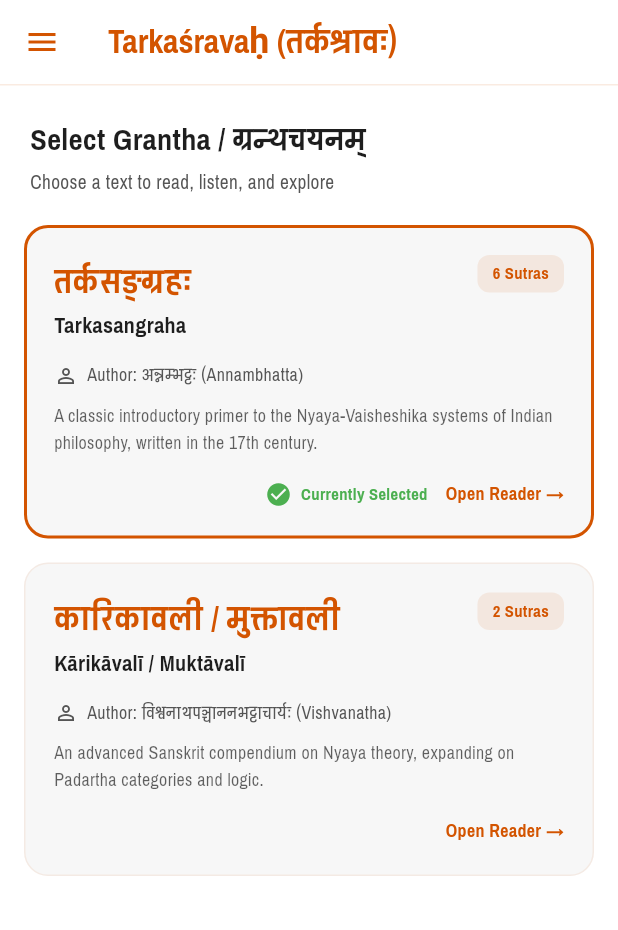
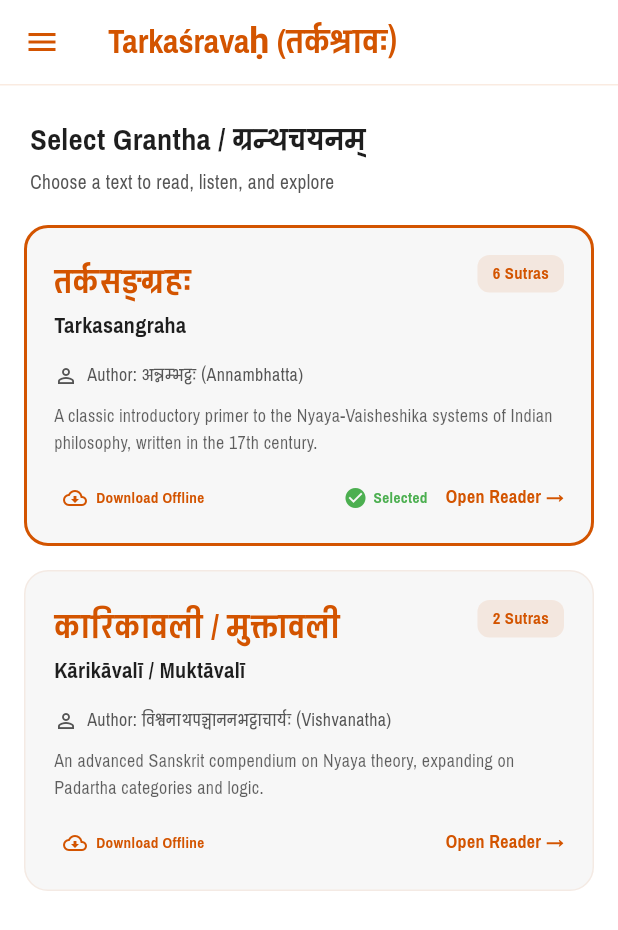
Before and after one commit to hangaritsch/tarkasravah, a Flutter app: the first screen one second after launch, on a phone screen of 412 x 824 dp. Shown: the top 930 px of the screen. Run offline on Flutter 3.47's test engine with Material 3 defaults, Android fonts, the phone set to English and light mode, and no system bars; our stand-ins replace audioplayers.

Commit message:
Implement per-Grantha downloads, landing page with OS detection, CDN sync fix, and offline warning alerts

```diff
--- a/lib/screens/grantha_list_screen.dart
+++ b/lib/screens/grantha_list_screen.dart
@@ -2,6 +2,7 @@ import 'package:flutter/material.dart';
 import 'package:provider/provider.dart';
 import '../providers/reader_provider.dart';
 import '../widgets/app_drawer.dart';
+import '../widgets/offline_warning_banner.dart';
 import 'library_screen.dart';
 
 class GranthaListScreen extends StatelessWidget {
@@ -77,6 +78,7 @@ class GranthaListScreen extends StatelessWidget {
               : Column(
                   crossAxisAlignment: CrossAxisAlignment.start,
                   children: [
+                    const OfflineWarningBanner(),
                     Padding(
                       padding: const EdgeInsets.fromLTRB(20, 20, 20, 10),
                       child: Column(
@@ -215,16 +217,17 @@ class GranthaListScreen extends StatelessWidget {
                                     ),
                                     const SizedBox(height: 16),
                                     Row(
-                                      mainAxisAlignment: MainAxisAlignment.end,
                                       children: [
+                                        _buildDownloadStatus(context, provider, grantha, accent, text, secText),
+                                        const Spacer(),
                                         if (isActive) ...[
-                                          Icon(Icons.check_circle, color: Colors.green, size: 18),
-                                          const SizedBox(width: 6),
+                                          Icon(Icons.check_circle, color: Colors.green, size: 16),
+                                          const SizedBox(width: 4),
                                           Text(
-                                            "Currently Selected",
+                                            "Selected",
                                             style: TextStyle(
                                               color: Colors.green,
-                                              fontSize: 12,
+                                              fontSize: 11,
                                               fontWeight: FontWeight.bold,
                                             ),
                                           ),
@@ -252,4 +255,87 @@ class GranthaListScreen extends StatelessWidget {
                 ),
     );
   }
+
+  Widget _buildDownloadStatus(
+    BuildContext context,
+    ReaderProvider provider,
+    dynamic grantha,
+    Color accent,
+    Color textColor,
+    Color secText,
+  ) {
+    final isDownloading = provider.isGranthaDownloading[grantha.id] ?? false;
+    final progress = provider.granthaDownloadProgress[grantha.id] ?? 0.0;
+    final isOfflineReady = provider.isGranthaOfflineReady[grantha.id] ?? false;
+
+    if (isDownloading) {
+      return Row(
+        mainAxisSize: MainAxisSize.min,
+        children: [
+          SizedBox(
+            width: 14,
+            height: 14,
+            child: CircularProgressIndicator(
+              value: progress,
+              strokeWidth: 2.0,
+              valueColor: AlwaysStoppedAnimation<Color>(accent),
+              backgroundColor: accent.withAlpha(30),
+            ),
+          ),
+          const SizedBox(width: 8),
+          Text(
+            "Downloading ${(progress * 100).toStringAsFixed(0)}%",
+            style: TextStyle(
+              fontSize: 11,
+              color: secText,
+              fontWeight: FontWeight.w500,
+            ),
+          ),
+        ],
+      );
+    }
+
+    if (isOfflineReady) {
+      return Row(
+        mainAxisSize: MainAxisSize.min,
+        children: [
+          Icon(Icons.cloud_done_rounded, color: Colors.green, size: 16),
+          const SizedBox(width: 4),
+          Text(
+            "Offline Ready",
+            style: TextStyle(
+              fontSize: 11,
+              color: Colors.green,
+              fontWeight: FontWeight.bold,
+            ),
+          ),
+        ],
+      );
+    }
+
+    return InkWell(
+      onTap: () {
+        provider.downloadGranthaForOffline(grantha);
+      },
+      borderRadius: BorderRadius.circular(8),
+      child: Padding(
+        padding: const EdgeInsets.symmetric(horizontal: 6, vertical: 4),
+        child: Row(
+          mainAxisSize: MainAxisSize.min,
+          children: [
+            Icon(Icons.cloud_download_outlined, color: accent, size: 16),
+            const SizedBox(width: 6),
+            Text(
+              "Download Offline",
+              style: TextStyle(
+                fontSize: 11,
+                color: accent,
+                fontWeight: FontWeight.bold,
+              ),
+            ),
+          ],
+        ),
+      ),
+    );
+  }
 }
```
Also changed, not shown: lib/providers/reader_provider.dart (+155 -73 lines), lib/screens/library_screen.dart (+9 -1 lines), lib/widgets/offline_warning_banner.dart (added, +42 -0 lines), 1 other file.
